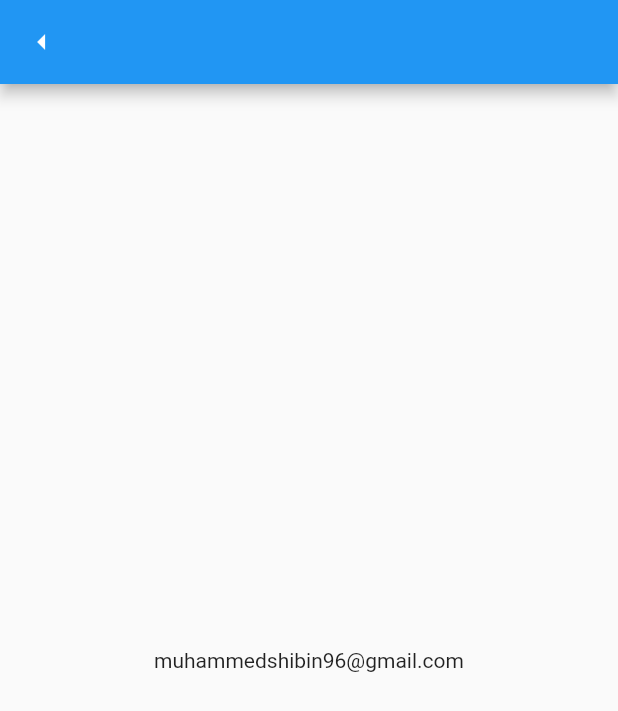
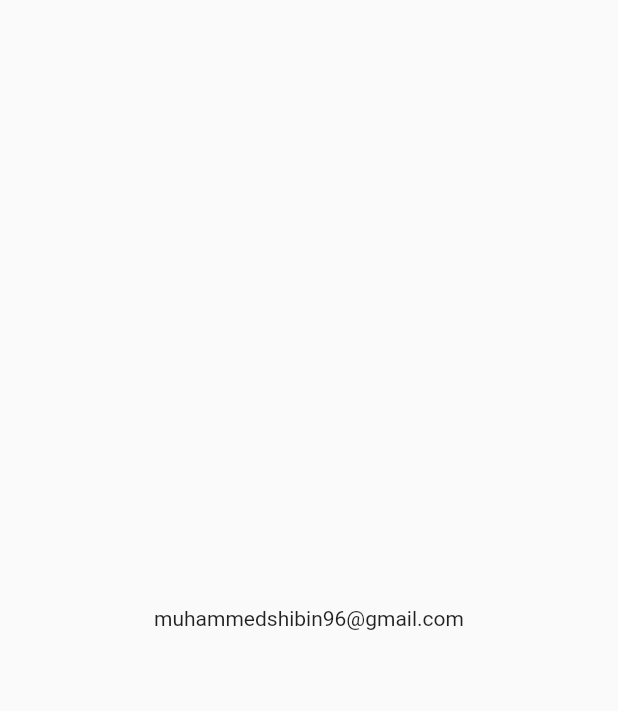
Before and after one commit to AbhijithKonnayil/flutter-bloc-demo, a Flutter app: the ShibinPage screen opened directly, after a tap on "Show Email", on a phone screen of 412 x 824 dp. Shown: the top 711 px of the screen. Run offline on Flutter 3.47's test engine with Material 2 defaults, Android fonts, the phone set to English and light mode, and no system bars; our stand-ins replace bloc, flutter_bloc.

```diff
--- a/lib/pages/shibin_page.dart
+++ b/lib/pages/shibin_page.dart
@@ -20,12 +20,6 @@ class _ShibinPageState extends State<ShibinPage> {
   @override
   Widget build(BuildContext context) {
     return Scaffold(
-      appBar: AppBar(
-          leading: IconButton(
-              icon: Icon(Icons.arrow_left),
-              onPressed: () {
-                Navigator.pop(context);
-              })),
       body: Center(
         child: BlocBuilder<ShibinBloc, ShibinState>(builder: (context, state) {
           print(state);
```
